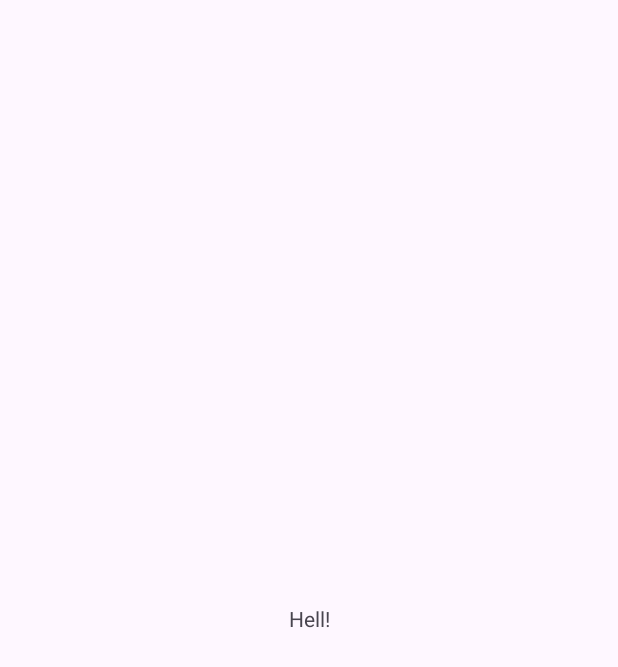
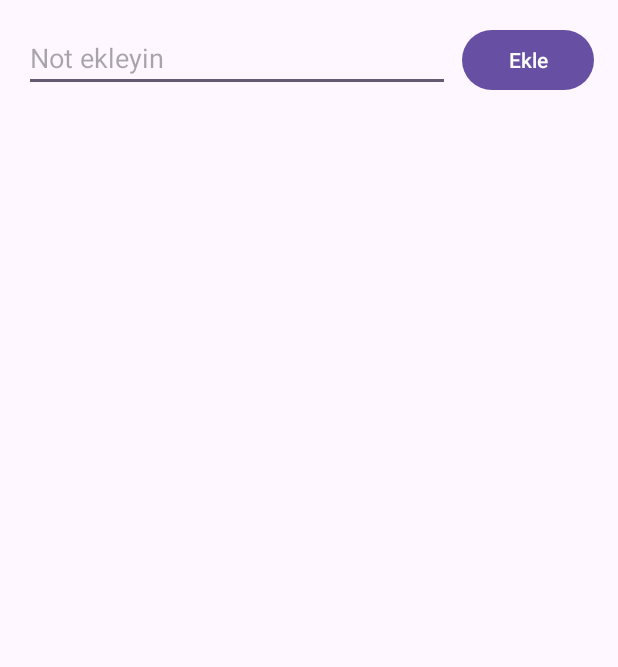
Before and after one commit to mturan33/MKE_ToDo, an Android app: the screen it shows after launch (MainActivity), on a phone screen of 412 x 824 dp. Before the commit the part shown is almost empty. Shown: the top 667 px of the screen. Run offline under Robolectric (Android 15) with nearby library versions, the phone set to English and light mode, and no system bars.

Commit message:
Not uygulama

```diff
--- a/app/build.gradle.kts
+++ b/app/build.gradle.kts
@@ -42,6 +42,9 @@ dependencies {
     implementation(libs.material)
     implementation(libs.androidx.activity)
     implementation(libs.androidx.constraintlayout)
+    implementation(libs.androidx.lifecycle.viewmodel.ktx)
+    implementation(libs.androidx.lifecycle.livedata.ktx)
+    implementation(libs.androidx.recyclerview)
     testImplementation(libs.junit)
     androidTestImplementation(libs.androidx.junit)
     androidTestImplementation(libs.androidx.espresso.core)
--- a/app/src/main/java/com/example/mke_todo/MainActivity.kt
+++ b/app/src/main/java/com/example/mke_todo/MainActivity.kt
@@ -1,20 +1,37 @@
 package com.example.mke_todo
 
 import android.os.Bundle
-import androidx.activity.enableEdgeToEdge
+import androidx.activity.viewModels
 import androidx.appcompat.app.AppCompatActivity
-import androidx.core.view.ViewCompat
-import androidx.core.view.WindowInsetsCompat
+import androidx.recyclerview.widget.LinearLayoutManager
+import android.widget.Button
+import android.widget.EditText
+import androidx.recyclerview.widget.RecyclerView
 
 class MainActivity : AppCompatActivity() {
+    private val noteViewModel: NoteViewModel by viewModels()
+    private lateinit var noteAdapter: NoteAdapter
+
     override fun onCreate(savedInstanceState: Bundle?) {
         super.onCreate(savedInstanceState)
-        enableEdgeToEdge()
         setContentView(R.layout.activity_main)
-        ViewCompat.setOnApplyWindowInsetsListener(findViewById(R.id.main)) { v, insets ->
-            val systemBars = insets.getInsets(WindowInsetsCompat.Type.systemBars())
-            v.setPadding(systemBars.left, systemBars.top, systemBars.right, systemBars.bottom)
-            insets
+
+        val recyclerViewNotes = findViewById<RecyclerView>(R.id.recyclerViewNotes)
+        val editTextNote = findViewById<EditText>(R.id.editTextNote)
+        val buttonAdd = findViewById<Button>(R.id.buttonAdd)
+
+        noteAdapter = NoteAdapter(emptyList())
+        recyclerViewNotes.layoutManager = LinearLayoutManager(this)
+        recyclerViewNotes.adapter = noteAdapter
+
+        buttonAdd.setOnClickListener {
+            val noteText = editTextNote.text.toString()
+            noteViewModel.addNote(noteText)
+            editTextNote.text.clear()
+        }
+
+        noteViewModel.notes.observe(this) { notes ->
+            noteAdapter.updateNotes(notes)
         }
     }
 }
--- /dev/null
+++ b/app/src/main/java/com/example/mke_todo/Note.kt
@@ -0,0 +1,3 @@
+package com.example.mke_todo
+
+data class Note(val text: String)
--- /dev/null
+++ b/app/src/main/java/com/example/mke_todo/NoteAdapter.kt
@@ -0,0 +1,31 @@
+package com.example.mke_todo
+
+import android.view.LayoutInflater
+import android.view.View
+import android.view.ViewGroup
+import android.widget.TextView
+import androidx.recyclerview.widget.RecyclerView
+
+class NoteAdapter(private var notes: List<Note>) : RecyclerView.Adapter<NoteAdapter.NoteViewHolder>() {
+
+    class NoteViewHolder(itemView: View) : RecyclerView.ViewHolder(itemView) {
+        val textViewNote: TextView = itemView.findViewById(android.R.id.text1)
+    }
+
+    override fun onCreateViewHolder(parent: ViewGroup, viewType: Int): NoteViewHolder {
+        val view = LayoutInflater.from(parent.context)
+            .inflate(android.R.layout.simple_list_item_1, parent, false)
+        return NoteViewHolder(view)
+    }
+
+    override fun onBindViewHolder(holder: NoteViewHolder, position: Int) {
+        holder.textViewNote.text = notes[position].text
+    }
+
+    override fun getItemCount(): Int = notes.size
+
+    fun updateNotes(newNotes: List<Note>) {
+        notes = newNotes
+        notifyDataSetChanged()
+    }
+}
--- /dev/null
+++ b/app/src/main/java/com/example/mke_todo/NoteViewModel.kt
@@ -0,0 +1,17 @@
+package com.example.mke_todo
+
+import androidx.lifecycle.LiveData
+import androidx.lifecycle.MutableLiveData
+import androidx.lifecycle.ViewModel
+
+class NoteViewModel : ViewModel() {
+    private val _notes = MutableLiveData<List<Note>>(emptyList())
+    val notes: LiveData<List<Note>> get() = _notes
+
+    fun addNote(noteText: String) {
+        if (noteText.isNotBlank()) {
+            val currentList = _notes.value ?: emptyList()
+            _notes.value = currentList + Note(noteText)
+        }
+    }
+}
--- a/app/src/main/res/layout/activity_main.xml
+++ b/app/src/main/res/layout/activity_main.xml
@@ -1,19 +1,41 @@
 <?xml version="1.0" encoding="utf-8"?>
-<androidx.constraintlayout.widget.ConstraintLayout xmlns:android="http://schemas.android.com/apk/res/android"
+<androidx.constraintlayout.widget.ConstraintLayout
+    xmlns:android="http://schemas.android.com/apk/res/android"
     xmlns:app="http://schemas.android.com/apk/res-auto"
     xmlns:tools="http://schemas.android.com/tools"
-    android:id="@+id/main"
     android:layout_width="match_parent"
     android:layout_height="match_parent"
     tools:context=".MainActivity">
 
-    <TextView
+    <EditText
+        android:id="@+id/editTextNote"
+        android:layout_width="0dp"
+        android:layout_height="wrap_content"
+        android:hint="Not ekleyin"
+        android:layout_marginStart="16dp"
+        android:layout_marginEnd="8dp"
+        android:layout_marginTop="16dp"
+        app:layout_constraintStart_toStartOf="parent"
+        app:layout_constraintEnd_toStartOf="@id/buttonAdd"
+        app:layout_constraintTop_toTopOf="parent"/>
+
+    <Button
+        android:id="@+id/buttonAdd"
         android:layout_width="wrap_content"
         android:layout_height="wrap_content"
-        android:text="Hell!"
-        app:layout_constraintBottom_toBottomOf="parent"
+        android:text="Ekle"
+        android:layout_marginEnd="16dp"
+        android:layout_marginTop="16dp"
         app:layout_constraintEnd_toEndOf="parent"
+        app:layout_constraintTop_toTopOf="parent"/>
+
+    <androidx.recyclerview.widget.RecyclerView
+        android:id="@+id/recyclerViewNotes"
+        android:layout_width="0dp"
+        android:layout_height="0dp"
+        android:layout_marginTop="16dp"
+        app:layout_constraintTop_toBottomOf="@id/editTextNote"
         app:layout_constraintStart_toStartOf="parent"
-        app:layout_constraintTop_toTopOf="parent" />
-
+        app:layout_constraintEnd_toEndOf="parent"
+        app:layout_constraintBottom_toBottomOf="parent"/>
 </androidx.constraintlayout.widget.ConstraintLayout>
--- a/gradle/libs.versions.toml
+++ b/gradle/libs.versions.toml
@@ -9,6 +9,9 @@ appcompat = "1.7.0"
 material = "1.12.0"
 activity = "1.9.3"
 constraintlayout = "2.2.0"
+lifecycleViewmodelKtx = "2.9.0-alpha11"
+lifecycleLivedataKtx = "2.9.0-alpha11"
+recyclerview = "1.4.0"
 
 [libraries]
 androidx-core-ktx = { group = "androidx.core", name = "core-ktx", version.ref = "coreKtx" }
@@ -19,6 +22,9 @@ androidx-appcompat = { group = "androidx.appcompat", name = "appcompat", version
 material = { group = "com.google.android.material", name = "material", version.ref = "material" }
 androidx-activity = { group = "androidx.activity", name = "activity", version.ref = "activity" }
 androidx-constraintlayout = { group = "androidx.constraintlayout", name = "constraintlayout", version.ref = "constraintlayout" }
+androidx-lifecycle-viewmodel-ktx = { group = "androidx.lifecycle", name = "lifecycle-viewmodel-ktx", version.ref = "lifecycleViewmodelKtx" }
+androidx-lifecycle-livedata-ktx = { group = "androidx.lifecycle", name = "lifecycle-livedata-ktx", version.ref = "lifecycleLivedataKtx" }
+androidx-recyclerview = { group = "androidx.recyclerview", name = "recyclerview", version.ref = "recyclerview" }
 
 [plugins]
 android-application = { id = "com.android.application", version.ref = "agp" }
```
